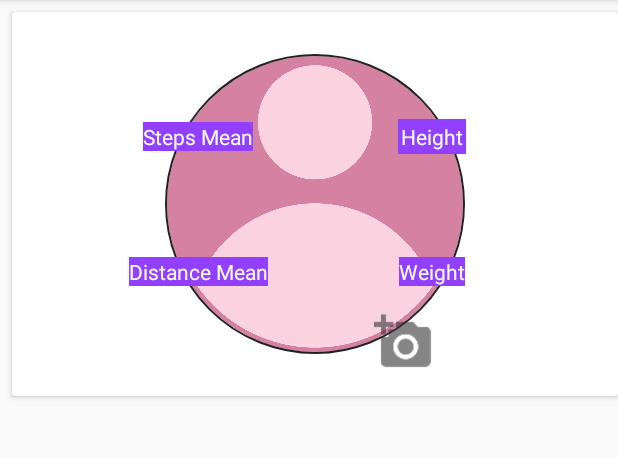
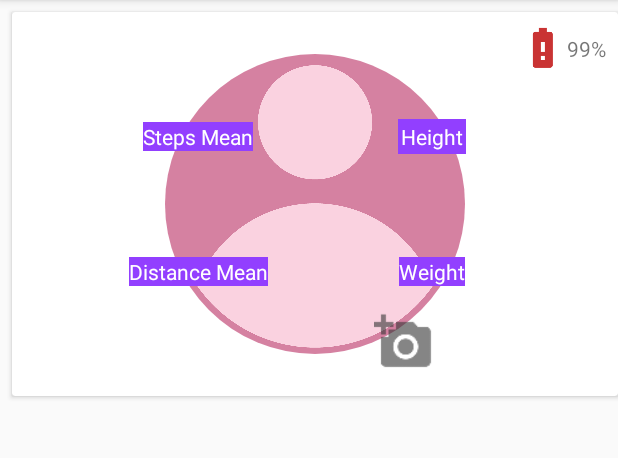
Before and after one commit to AdriCardenas/ManageDevicesBLE, an Android app: the MainActivity screen opened directly, with no data from a screen before it, on a phone screen of 412 x 824 dp, the part 84-542 px from its top. Run offline under Robolectric (Android 15) with nearby library versions, the light colour scheme and no system bars; our stand-ins replace ButterKnife, CircleImageView; 1 statement that could not run was skipped.

```diff
--- a/app/src/main/java/adriancardenas/com/ehealth/Adapters/ViewHolders/ScanDeviceViewHolder.java
+++ b/app/src/main/java/adriancardenas/com/ehealth/Adapters/ViewHolders/ScanDeviceViewHolder.java
@@ -87,6 +87,7 @@ public class ScanDeviceViewHolder extends RecyclerView.ViewHolder {
             super.onCharacteristicRead(gatt, characteristic, status);
             Log.v("test", "onCharacteristicRead");
             byte[] data = characteristic.getValue();
+            GattManager.battery = data;
         }
 
         @Override
--- a/app/src/main/java/adriancardenas/com/ehealth/Utils/GattManager.java
+++ b/app/src/main/java/adriancardenas/com/ehealth/Utils/GattManager.java
@@ -7,4 +7,5 @@ import adriancardenas.com.ehealth.model.BluetoothLowEnergyDevice;
 public class GattManager {
     public static  BluetoothLowEnergyDevice device;
     public static BluetoothGatt bluetoothGatt;
+    public static byte[] battery;
 }
--- a/app/src/main/res/layout/personal_data_central_image.xml
+++ b/app/src/main/res/layout/personal_data_central_image.xml
@@ -14,8 +14,6 @@
         android:layout_marginStart="8dp"
         android:layout_marginTop="8dp"
         android:src="@drawable/profile_default"
-        app:civ_border_color="@color/black"
-        app:civ_border_width="1dp"
         app:layout_constraintBottom_toBottomOf="parent"
         app:layout_constraintEnd_toEndOf="parent"
         app:layout_constraintStart_toStartOf="parent"
@@ -76,4 +74,23 @@
         app:layout_constraintBottom_toBottomOf="@+id/profile_image"
         app:layout_constraintEnd_toEndOf="@+id/profile_image" />
 
+    <ImageView
+        android:id="@+id/battery_lvl_iv"
+        android:layout_width="wrap_content"
+        android:layout_height="wrap_content"
+        android:layout_marginTop="8dp"
+        android:src="@drawable/ic_battery_10"
+        app:layout_constraintEnd_toStartOf="@+id/battery_lvl_tv"
+        app:layout_constraintTop_toTopOf="parent" />
+
+    <TextView
+        android:id="@+id/battery_lvl_tv"
+        android:layout_width="wrap_content"
+        android:layout_height="wrap_content"
+        android:layout_marginEnd="8dp"
+        android:text="99%"
+        app:layout_constraintBottom_toBottomOf="@+id/battery_lvl_iv"
+        app:layout_constraintEnd_toEndOf="parent"
+        app:layout_constraintTop_toTopOf="@+id/battery_lvl_iv" />
+
 </android.support.constraint.ConstraintLayout>
```
Also changed, not shown: app/src/main/java/adriancardenas/com/ehealth/MainActivity.java (+38 -7 lines), app/src/main/java/adriancardenas/com/ehealth/Utils/Constants.java (+18 -1 lines).
